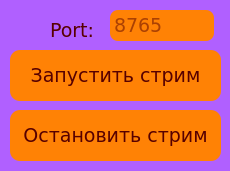
WitalyK/HomeWebStream, file webstr.ui: the form before one commit.
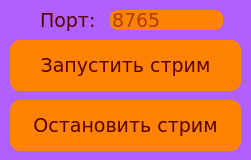
The form after the commit.

```diff
--- a/webstr.ui
+++ b/webstr.ui
@@ -1,16 +1,13 @@
 <?xml version="1.0" encoding="UTF-8"?>
 <ui version="4.0">
- <class>WebStream</class>
- <widget class="QDialog" name="WebStream">
-  <property name="enabled">
-   <bool>true</bool>
-  </property>
+ <class>Dialog</class>
+ <widget class="QDialog" name="Dialog">
   <property name="geometry">
    <rect>
     <x>0</x>
     <y>0</y>
-    <width>230</width>
-    <height>171</height>
+    <width>251</width>
+    <height>160</height>
    </rect>
   </property>
   <property name="windowTitle">
@@ -26,8 +23,8 @@
    <property name="geometry">
     <rect>
      <x>10</x>
-     <y>50</y>
-     <width>211</width>
+     <y>40</y>
+     <width>231</width>
      <height>51</height>
     </rect>
    </property>
@@ -39,7 +36,6 @@
    </property>
    <property name="styleSheet">
     <string notr="true">background-color: rgb(255, 130, 5);
-selection-background-color: rgb(255, 74, 38);
 border-radius: 10px;
 color: rgb(87, 0, 0);</string>
    </property>
@@ -51,8 +47,8 @@
    <property name="geometry">
     <rect>
      <x>10</x>
-     <y>110</y>
-     <width>211</width>
+     <y>100</y>
+     <width>231</width>
      <height>51</height>
     </rect>
    </property>
@@ -64,7 +60,6 @@
    </property>
    <property name="styleSheet">
     <string notr="true">background-color: rgb(255, 130, 5);
-selection-background-color: rgb(255, 74, 38);
 border-radius: 10px;
 color: rgb(87, 0, 0);</string>
    </property>
@@ -72,13 +67,35 @@
     <string>Остановить стрим</string>
    </property>
   </widget>
-  <widget class="QTextEdit" name="textEdit">
+  <widget class="QLabel" name="label">
+   <property name="geometry">
+    <rect>
+     <x>40</x>
+     <y>10</y>
+     <width>61</width>
+     <height>21</height>
+    </rect>
+   </property>
+   <property name="font">
+    <font>
+     <family>Verdana</family>
+     <pointsize>14</pointsize>
+    </font>
+   </property>
+   <property name="styleSheet">
+    <string notr="true">color: rgb(87, 0, 0);</string>
+   </property>
+   <property name="text">
+    <string>Порт:</string>
+   </property>
+  </widget>
+  <widget class="QLineEdit" name="lineEdit">
    <property name="geometry">
     <rect>
      <x>110</x>
      <y>10</y>
-     <width>104</width>
-     <height>31</height>
+     <width>113</width>
+     <height>20</height>
     </rect>
    </property>
    <property name="font">
@@ -96,28 +113,6 @@
     <string>8765</string>
    </property>
   </widget>
-  <widget class="QLabel" name="label">
-   <property name="geometry">
-    <rect>
-     <x>50</x>
-     <y>20</y>
-     <width>51</width>
-     <height>21</height>
-    </rect>
-   </property>
-   <property name="font">
-    <font>
-     <family>Verdana</family>
-     <pointsize>14</pointsize>
-    </font>
-   </property>
-   <property name="styleSheet">
-    <string notr="true">color: rgb(87, 0, 0);</string>
-   </property>
-   <property name="text">
-    <string>Port:</string>
-   </property>
-  </widget>
  </widget>
  <resources/>
  <connections/>
```
Left out of the diff: 3 changed lines with no effect on the pictures.
